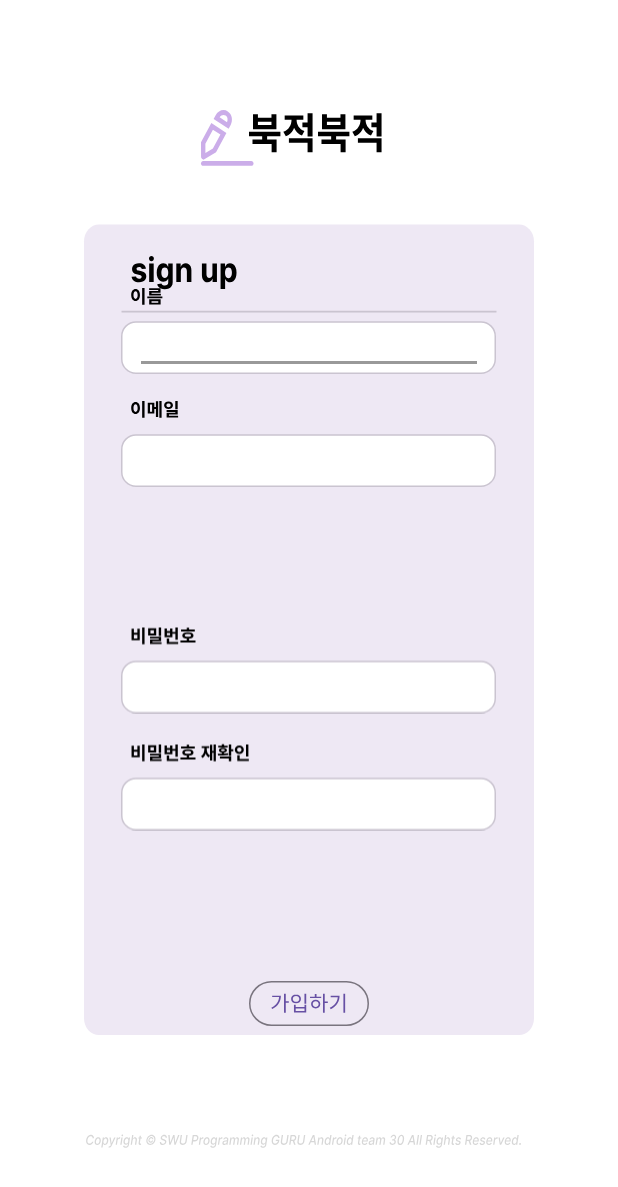
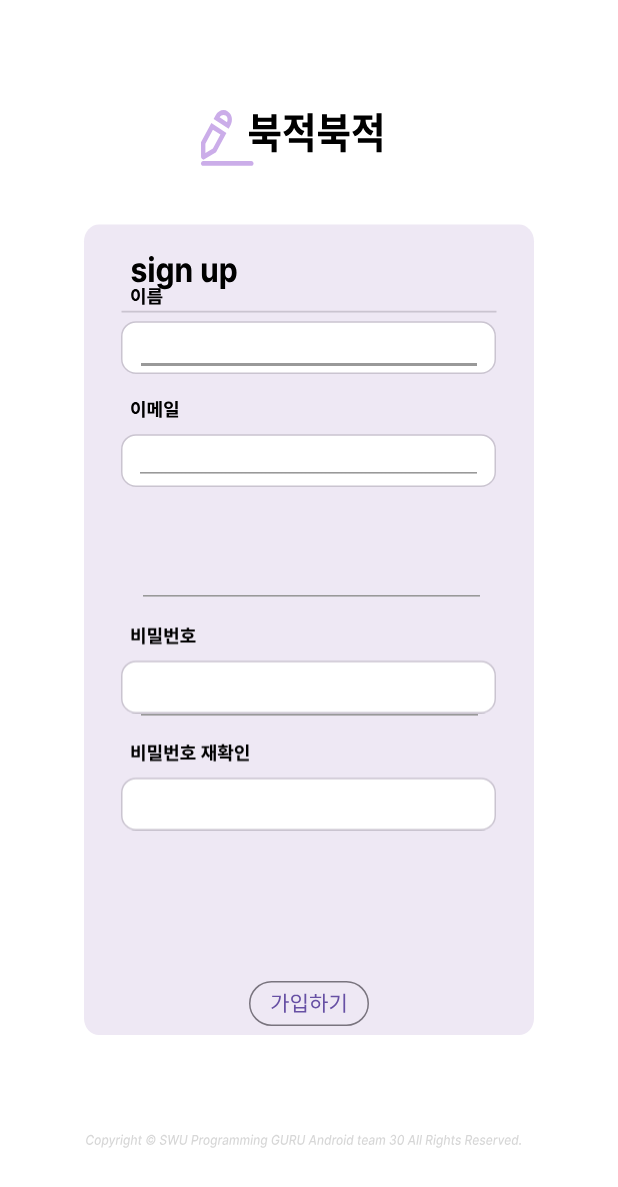
Before and after one commit to eireh001/GURU_Android_team30, an Android app: the SignupActivity screen opened directly, with no data from a screen before it, on a phone screen of 412 x 824 dp. Shown: the top 1187 px of the screen. Run offline under Robolectric (Android 15) with nearby library versions, the phone set to English and light mode, and no system bars.

Commit message:
login/signup/main

```diff
--- a/app/src/main/java/com/example/guru_android_team30/SignupActivity.kt
+++ b/app/src/main/java/com/example/guru_android_team30/SignupActivity.kt
@@ -1,11 +1,24 @@
 package com.example.guru_android_team30
 
+import android.content.Intent
 import androidx.appcompat.app.AppCompatActivity
 import android.os.Bundle
+import android.widget.ImageButton
 
 class SignupActivity : AppCompatActivity() {
+
+    lateinit var sign_up : ImageButton
+
     override fun onCreate(savedInstanceState: Bundle?) {
         super.onCreate(savedInstanceState)
         setContentView(R.layout.activity_signup)
+
+        sign_up = findViewById(R.id.Sign_up)
+
+        sign_up.setOnClickListener {
+            var intent = Intent(this, Signup_CompleteActivity::class.java)
+
+            startActivity(intent)
+        }
     }
 }
--- a/app/src/main/res/layout/activity_signup.xml
+++ b/app/src/main/res/layout/activity_signup.xml
@@ -15,7 +15,6 @@
         android:layout_marginTop="190dp"
         android:src="@drawable/sign_up_name_box" />
 
-
     <EditText
         android:id="@+id/Sign_up_name"
         android:layout_width="200dp"
@@ -23,12 +22,16 @@
         android:layout_alignParentStart="true"
         android:layout_alignParentTop="true"
         android:layout_alignParentEnd="true"
+        android:layout_centerHorizontal="true"
         android:layout_marginStart="90dp"
-        android:layout_marginTop="204dp"
+        android:layout_marginTop="205dp"
         android:layout_marginEnd="90dp"
-        android:backgroundTint="@color/gray" />
+        android:backgroundTint="@color/gray"
+        android:inputType="text"
+        android:textAppearance="@style/TextAppearance.AppCompat.Medium"
+        android:textColorHighlight="@color/gray" />
 
-<!-- 이메일 -->
+    <!-- 이메일 -->
     <ImageView
         android:layout_width="wrap_content"
         android:layout_height="wrap_content"
@@ -39,6 +42,23 @@
         android:layout_marginEnd="81dp"
         android:src="@drawable/sign_up_email_box" />
 
+    <EditText
+        android:id="@+id/Sign_up_email"
+        android:layout_width="200dp"
+        android:layout_height="wrap_content"
+        android:layout_alignParentStart="true"
+        android:layout_alignParentTop="true"
+        android:layout_alignParentEnd="true"
+        android:layout_centerHorizontal="true"
+        android:layout_marginStart="89dp"
+        android:layout_marginTop="278dp"
+        android:layout_marginEnd="90dp"
+        android:backgroundTint="@color/gray"
+        android:inputType="textEmailAddress"
+        android:textAppearance="@style/TextAppearance.AppCompat.Medium"
+        android:textColorHighlight="@color/gray" />
+
+    <!-- 비밀번호 -->
     <ImageView
         android:layout_width="wrap_content"
         android:layout_height="wrap_content"
@@ -49,6 +69,23 @@
         android:layout_marginBottom="272dp"
         android:src="@drawable/sign_up_pw_box" />
 
+    <EditText
+        android:id="@+id/Sign_up_pw"
+        android:layout_width="200dp"
+        android:layout_height="wrap_content"
+        android:layout_alignParentStart="true"
+        android:layout_alignParentTop="true"
+        android:layout_alignParentEnd="true"
+        android:layout_centerInParent="true"
+        android:layout_marginStart="91dp"
+        android:layout_marginTop="360dp"
+        android:layout_marginEnd="88dp"
+        android:backgroundTint="@color/gray"
+        android:inputType="textPassword"
+        android:textAppearance="@style/TextAppearance.AppCompat.Medium"
+        android:textColorHighlight="@color/gray" />
+
+<!-- 비밀번호 확인 -->
     <ImageView
         android:layout_width="wrap_content"
         android:layout_height="wrap_content"
@@ -59,7 +96,24 @@
         android:layout_marginBottom="191dp"
         android:src="@drawable/sign_up_pw_check_box" />
 
+    <EditText
+        android:id="@+id/Sign_up_chkpw"
+        android:layout_width="200dp"
+        android:layout_height="wrap_content"
+        android:layout_alignParentStart="true"
+        android:layout_alignParentTop="true"
+        android:layout_alignParentEnd="true"
+        android:layout_centerHorizontal="true"
+        android:layout_marginStart="90dp"
+        android:layout_marginTop="439dp"
+        android:layout_marginEnd="89dp"
+        android:backgroundTint="@color/gray"
+        android:inputType="textPassword"
+        android:textAppearance="@style/TextAppearance.AppCompat.Medium"
+        android:textColorHighlight="@color/gray" />
+
     <ImageButton
+        android:id="@+id/Sign_up"
         android:layout_width="wrap_content"
         android:layout_height="wrap_content"
         android:layout_alignParentBottom="true"
```
Also changed, not shown: app/src/main/AndroidManifest.xml (+11 -11 lines), app/src/main/res/layout/activity_main.xml (+22 -23 lines).
